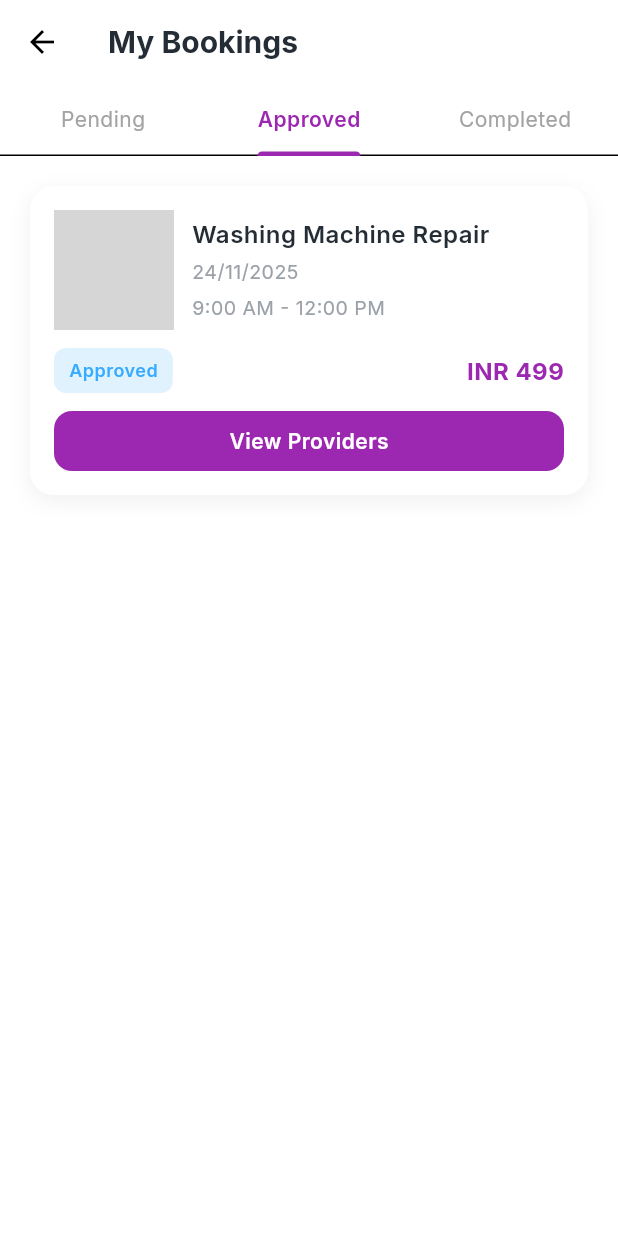
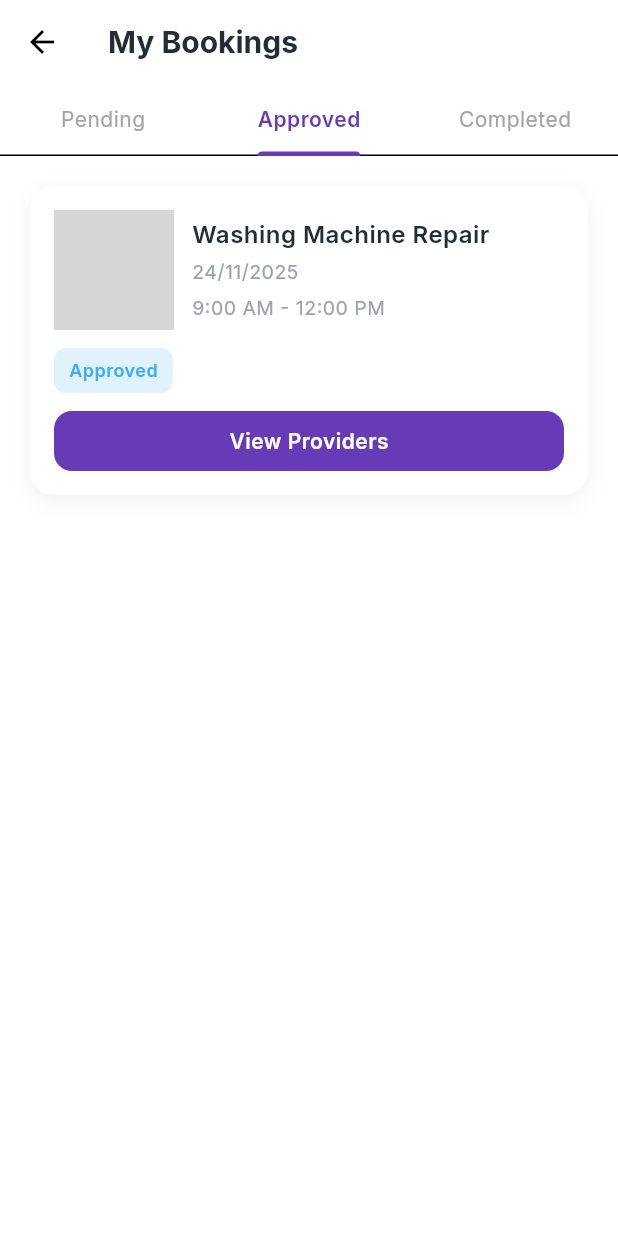
Before and after one commit to FahadQasim283/repairkaro, a Flutter app: the BookingHistoryScreen screen opened directly, tab 2 chosen, on a phone screen of 412 x 824 dp. Run offline on Flutter 3.47's test engine with Material 3 defaults, Android fonts, the phone set to English and light mode, and no system bars; our stand-ins replace carousel_slider, go_router, google_fonts; network calls fail; grey boxes are pictures that could not be loaded.

Commit message:
feat: Update app colors and remove price displays from various screens

```diff
--- a/lib/core/theme/app_colors.dart
+++ b/lib/core/theme/app_colors.dart
@@ -4,16 +4,16 @@ class AppColors {
   AppColors._();
 
   // Primary Brand Colors
-  static const Color primary = Color(0xFF9C27B0); // Purple
-  static const Color secondary = Color(0xFF000080); // Navy Blue
+  static const Color primary = Color(0xFF673AB7); // Deep Purple
+  static const Color secondary = Color(0xFF1E90FF); // Darker Sky Blue
 
   // Gradients & Shadows
   static const Color gradientStart = primary;
   static const Color gradientEnd = secondary;
-  static const Color greenStart = Color(0xFF7B1FA2);
-  static const Color greenEnd = Color(0xFFBA68C8);
-  static const Color shadowGreen = Color(0xFF6A1B9A);
-  static const Color shadowLightGreen = Color(0xFFAB47BC);
+  static const Color greenStart = Color(0xFF512DA8);
+  static const Color greenEnd = Color(0xFF9575CD);
+  static const Color shadowGreen = Color(0xFF4527A0);
+  static const Color shadowLightGreen = Color(0xFF7E57C2);
 
   // Red
   static const Color red = Color(0xFFEF4E4E);
--- a/lib/presentation/booking_history/booking_history_screen.dart
+++ b/lib/presentation/booking_history/booking_history_screen.dart
@@ -214,14 +214,7 @@ class _BookingCard extends StatelessWidget {
                     ),
                   ),
                 ),
-                Text(
-                  'INR ${booking.price.toStringAsFixed(0)}',
-                  style: GoogleFonts.inter(
-                    fontSize: 16,
-                    fontWeight: FontWeight.w700,
-                    color: AppColors.primary,
-                  ),
-                ),
+                // Price removed
               ],
             ),
             if (booking.status == BookingStatus.approved) ...[
```
Also changed, not shown: lib/presentation/book_service/book_service_screen.dart (+1 -8 lines), lib/presentation/home/home_screen.dart (+1 -24 lines), lib/presentation/service_details/service_details_screen.dart (+1 -23 lines), lib/presentation/serviceman/dashboard/serviceman_dashboard_screen.dart (+1 -10 lines), lib/presentation/serviceman/jobs/serviceman_job_list_screen.dart (+1 -10 lines), lib/presentation/services_listing/services_listing_screen.dart (+1 -8 lines), lib/presentation/widgets/service_card.dart (+2 -31 lines).
